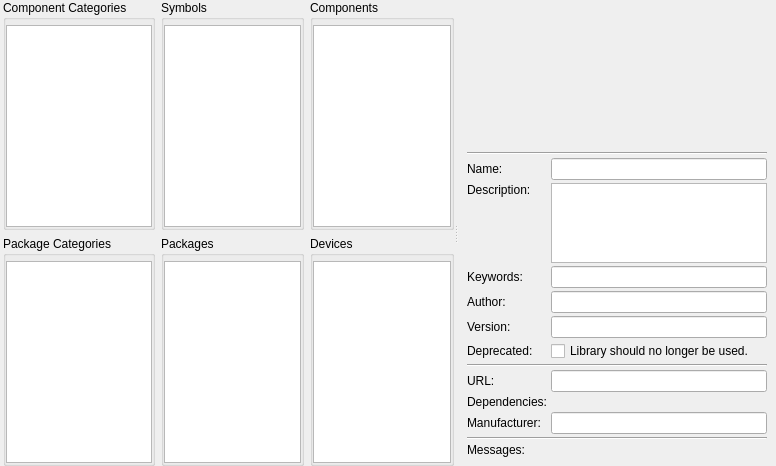
Before: the Qt Designer form libs/librepcb/editor/library/lib/libraryoverviewwidget.ui in LibrePCB/LibrePCB, drawn with Qt 5.
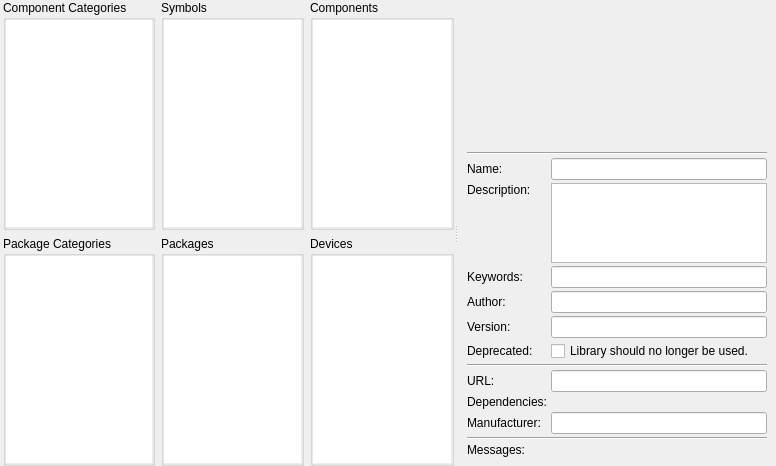
After: the same form once the commit is applied. Custom widgets are drawn as their Qt base class.

Commit message: Library editor: Remove frames around overview lists

Patch:
```diff
--- a/libs/librepcb/editor/library/lib/libraryoverviewwidget.ui
+++ b/libs/librepcb/editor/library/lib/libraryoverviewwidget.ui
@@ -52,7 +52,7 @@
            <number>0</number>
           </property>
           <property name="topMargin">
-           <number>5</number>
+           <number>0</number>
           </property>
           <property name="rightMargin">
            <number>0</number>
@@ -65,6 +65,9 @@
             <property name="contextMenuPolicy">
              <enum>Qt::CustomContextMenu</enum>
             </property>
+            <property name="frameShape">
+             <enum>QFrame::NoFrame</enum>
+            </property>
             <property name="selectionMode">
              <enum>QAbstractItemView::ExtendedSelection</enum>
             </property>
@@ -92,7 +95,7 @@
            <number>0</number>
           </property>
           <property name="topMargin">
-           <number>5</number>
+           <number>0</number>
           </property>
           <property name="rightMargin">
            <number>0</number>
@@ -105,6 +108,9 @@
             <property name="contextMenuPolicy">
              <enum>Qt::CustomContextMenu</enum>
             </property>
+            <property name="frameShape">
+             <enum>QFrame::NoFrame</enum>
+            </property>
             <property name="selectionMode">
              <enum>QAbstractItemView::ExtendedSelection</enum>
             </property>
@@ -132,7 +138,7 @@
            <number>0</number>
           </property>
           <property name="topMargin">
-           <number>5</number>
+           <number>0</number>
           </property>
           <property name="rightMargin">
            <number>0</number>
@@ -145,6 +151,9 @@
             <property name="contextMenuPolicy">
              <enum>Qt::CustomContextMenu</enum>
             </property>
+            <property name="frameShape">
+             <enum>QFrame::NoFrame</enum>
+            </property>
             <property name="selectionMode">
              <enum>QAbstractItemView::ExtendedSelection</enum>
             </property>
@@ -172,7 +181,7 @@
            <number>0</number>
           </property>
           <property name="topMargin">
-           <number>5</number>
+           <number>0</number>
           </property>
           <property name="rightMargin">
            <number>0</number>
@@ -185,6 +194,9 @@
             <property name="contextMenuPolicy">
              <enum>Qt::CustomContextMenu</enum>
             </property>
+            <property name="frameShape">
+             <enum>QFrame::NoFrame</enum>
+            </property>
             <property name="selectionMode">
              <enum>QAbstractItemView::ExtendedSelection</enum>
             </property>
@@ -212,7 +224,7 @@
            <number>0</number>
           </property>
           <property name="topMargin">
-           <number>5</number>
+           <number>0</number>
           </property>
           <property name="rightMargin">
            <number>0</number>
@@ -225,6 +237,9 @@
             <property name="contextMenuPolicy">
              <enum>Qt::CustomContextMenu</enum>
             </property>
+            <property name="frameShape">
+             <enum>QFrame::NoFrame</enum>
+            </property>
             <property name="selectionMode">
              <enum>QAbstractItemView::ExtendedSelection</enum>
             </property>
@@ -252,7 +267,7 @@
            <number>0</number>
           </property>
           <property name="topMargin">
-           <number>5</number>
+           <number>0</number>
           </property>
           <property name="rightMargin">
            <number>0</number>
@@ -265,6 +280,9 @@
             <property name="contextMenuPolicy">
              <enum>Qt::CustomContextMenu</enum>
             </property>
+            <property name="frameShape">
+             <enum>QFrame::NoFrame</enum>
+            </property>
             <property name="selectionMode">
              <enum>QAbstractItemView::ExtendedSelection</enum>
             </property>
```
